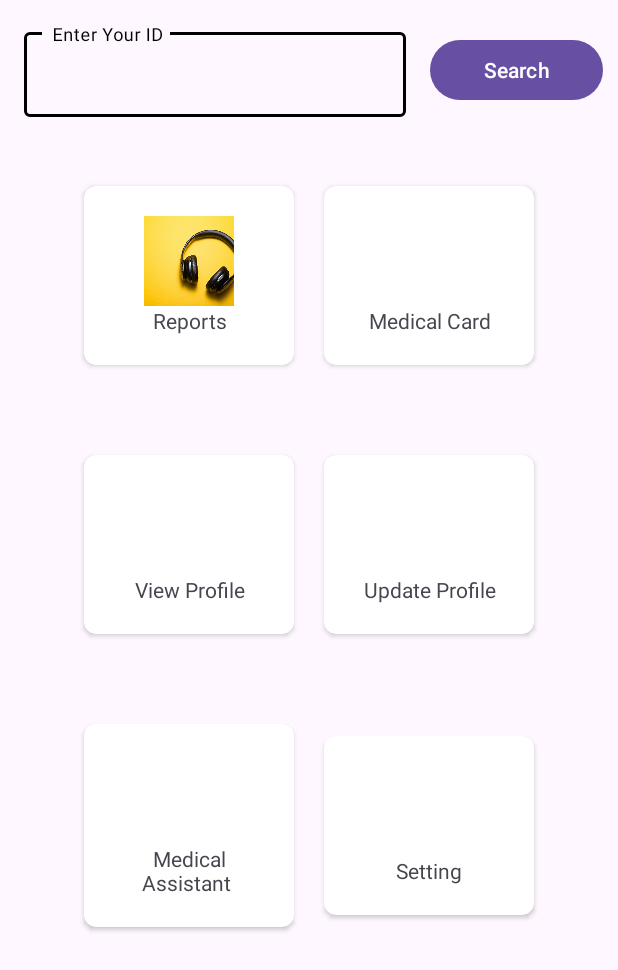
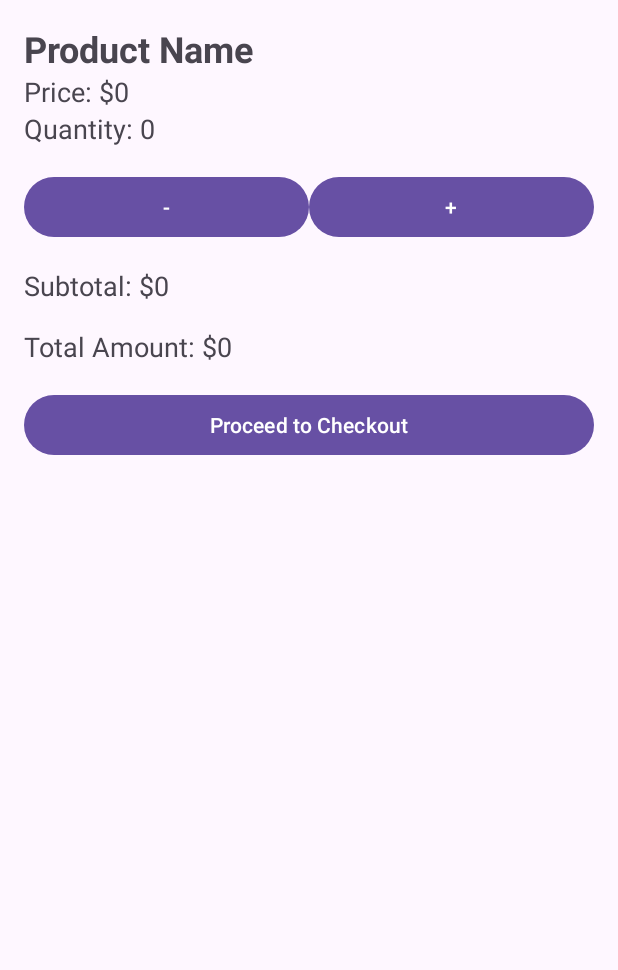
Before and after one commit to choyon-sarker/Ki-Kinbo, an Android app: the screen it shows after launch (MainActivity before the commit, AddToCart after it), on a phone screen of 412 x 824 dp. Shown: the top 970 px of the screen. Run offline under Robolectric (Android 15) with nearby library versions, the phone set to English and light mode, and no system bars; our stand-ins replace Firebase (no records; nobody signed in at launch, a user with empty details on screens opened directly).

Commit message:
little modification to be done

```diff
--- a/app/src/main/AndroidManifest.xml
+++ b/app/src/main/AndroidManifest.xml
@@ -1,4 +1,3 @@
-<?xml version="1.0" encoding="utf-8"?>
 <manifest xmlns:android="http://schemas.android.com/apk/res/android"
     xmlns:tools="http://schemas.android.com/tools">
 
@@ -12,21 +11,24 @@
         android:supportsRtl="true"
         android:theme="@style/Theme.KiKinbo"
         tools:targetApi="31">
+
         <activity
             android:name=".SearchProduct"
             android:exported="false" />
+
         <activity
             android:name=".ViewProduct"
             android:exported="false" />
+
         <activity
-            android:name=".MainActivity"
+            android:name=".AddToCart"
             android:exported="true">
             <intent-filter>
                 <action android:name="android.intent.action.MAIN" />
-
                 <category android:name="android.intent.category.LAUNCHER" />
             </intent-filter>
         </activity>
+
     </application>
 
 </manifest>
--- /dev/null
+++ b/app/src/main/java/com/devdroid/kikinbo/AddToCart.kt
@@ -0,0 +1,83 @@
+package com.devdroid.kikinbo
+
+import android.os.Bundle
+import android.widget.Button
+import android.widget.TextView
+import android.widget.Toast
+import androidx.appcompat.app.AppCompatActivity
+import com.google.firebase.database.DataSnapshot
+import com.google.firebase.database.DatabaseError
+import com.google.firebase.database.DatabaseReference
+import com.google.firebase.database.FirebaseDatabase
+import com.google.firebase.database.ValueEventListener
+
+class AddToCart : AppCompatActivity() {
+    private lateinit var tvProductPrice: TextView
+    private lateinit var btnIncrease: Button
+    private lateinit var btnDecrease: Button
+    private lateinit var btnProceedToCheckout: Button
+
+    private var quantity: Int = 0
+    private var productPrice: Int = 0 // Will be fetched from the database
+    private val productName: String = "Headphone" // Product ID from Firebase
+
+    private lateinit var database: DatabaseReference
+
+    override fun onCreate(savedInstanceState: Bundle?) {
+        super.onCreate(savedInstanceState)
+        setContentView(R.layout.activity_add_to_cart)
+
+        tvProductPrice = findViewById(R.id.tvProductPrice)
+        btnIncrease = findViewById(R.id.btnIncrease)
+        btnDecrease = findViewById(R.id.btnDecrease)
+        btnProceedToCheckout = findViewById(R.id.btnProceedToCheckout)
+
+        // Initialize Firebase Database
+        database = FirebaseDatabase.getInstance().getReference("products")
+
+        // Fetch only the product price from the database
+        fetchProductPrice(productName)
+
+        btnIncrease.setOnClickListener {
+            quantity++
+            updateTotalAmount()
+        }
+
+        btnDecrease.setOnClickListener {
+            if (quantity > 0) {
+                quantity--
+                updateTotalAmount()
+            }
+        }
+
+        btnProceedToCheckout.setOnClickListener {
+            Toast.makeText(this, "Proceeding to Checkout", Toast.LENGTH_SHORT).show()
+        }
+    }
+
+    private fun fetchProductPrice(productName: String) {
+        // Query the database for the product with the given productId and only retrieve the price
+        database.child(productName).child("productPrice").addListenerForSingleValueEvent(object : ValueEventListener {
+            override fun onDataChange(dataSnapshot: DataSnapshot) {
+                if (dataSnapshot.exists()) {
+                    // Fetch the product price
+                    productPrice = dataSnapshot.getValue(Int::class.java) ?: 0
+                    tvProductPrice.text = "Price: $$productPrice"
+                    updateTotalAmount()
+                } else {
+                    Toast.makeText(this@AddToCart, "Product not found!", Toast.LENGTH_SHORT).show()
+                }
+            }
+
+            override fun onCancelled(databaseError: DatabaseError) {
+                Toast.makeText(this@AddToCart, "Error: ${databaseError.message}", Toast.LENGTH_SHORT).show()
+            }
+        })
+    }
+
+    private fun updateTotalAmount() {
+        // Updates the total amount based on quantity and product price
+        val totalAmount = quantity * productPrice
+        findViewById<TextView>(R.id.tvTotalAmount).text = "Total Amount: $$totalAmount"
+    }
+}
--- a/app/src/main/java/com/devdroid/kikinbo/MainActivity.kt
+++ b/app/src/main/java/com/devdroid/kikinbo/MainActivity.kt
@@ -21,20 +21,6 @@ class MainActivity : AppCompatActivity() {
             v.setPadding(systemBars.left, systemBars.top, systemBars.right, systemBars.bottom)
             insets
         }
-        pushProductData()
     }
-    private fun pushProductData() {
-        databaseRef.push().setValue(product1)
-        databaseRef.push().setValue(product2)
-        databaseRef.push().setValue(product3)
-        databaseRef.push().setValue(product4)
-        databaseRef.push().setValue(product5)
-        databaseRef.push().setValue(product6)
-            .addOnSuccessListener {
-                println("Product data added successfully!")
-            }
-            .addOnFailureListener { e ->
-                println("Failed to add product data: ${e.message}")
-            }
+
     }
-}
--- /dev/null
+++ b/app/src/main/res/layout/activity_add_to_cart.xml
@@ -0,0 +1,75 @@
+<?xml version="1.0" encoding="utf-8"?>
+<LinearLayout xmlns:android="http://schemas.android.com/apk/res/android"
+    xmlns:app="http://schemas.android.com/apk/res-auto"
+    android:layout_width="match_parent"
+    android:layout_height="match_parent"
+    android:orientation="vertical"
+    android:padding="16dp">
+
+    <TextView
+        android:id="@+id/tvProductName"
+        android:layout_width="wrap_content"
+        android:layout_height="wrap_content"
+        android:text="Product Name"
+        android:textSize="24sp"
+        android:textStyle="bold" />
+
+    <TextView
+        android:id="@+id/tvProductPrice"
+        android:layout_width="wrap_content"
+        android:layout_height="wrap_content"
+        android:text="Price: $0"
+        android:textSize="18sp" />
+
+    <TextView
+        android:id="@+id/tvQuantity"
+        android:layout_width="wrap_content"
+        android:layout_height="wrap_content"
+        android:text="Quantity: 0"
+        android:textSize="18sp" />
+
+    <LinearLayout
+        android:layout_width="match_parent"
+        android:layout_height="wrap_content"
+        android:orientation="horizontal"
+        android:layout_marginTop="16dp">
+
+        <Button
+            android:id="@+id/btnDecrease"
+            android:layout_width="0dp"
+            android:layout_height="wrap_content"
+            android:layout_weight="1"
+            android:text="-" />
+
+        <Button
+            android:id="@+id/btnIncrease"
+            android:layout_width="0dp"
+            android:layout_height="wrap_content"
+            android:layout_weight="1"
+            android:text="+" />
+    </LinearLayout>
+
+    <TextView
+        android:id="@+id/tvSubtotal"
+        android:layout_width="wrap_content"
+        android:layout_height="wrap_content"
+        android:text="Subtotal: $0"
+        android:textSize="18sp"
+        android:layout_marginTop="16dp" />
+
+    <TextView
+        android:id="@+id/tvTotalAmount"
+        android:layout_width="wrap_content"
+        android:layout_height="wrap_content"
+        android:text="Total Amount: $0"
+        android:textSize="18sp"
+        android:layout_marginTop="16dp" />
+
+    <Button
+        android:id="@+id/btnProceedToCheckout"
+        android:layout_width="match_parent"
+        android:layout_height="wrap_content"
+        android:text="Proceed to Checkout"
+        android:layout_marginTop="16dp" />
+
+</LinearLayout>
```
